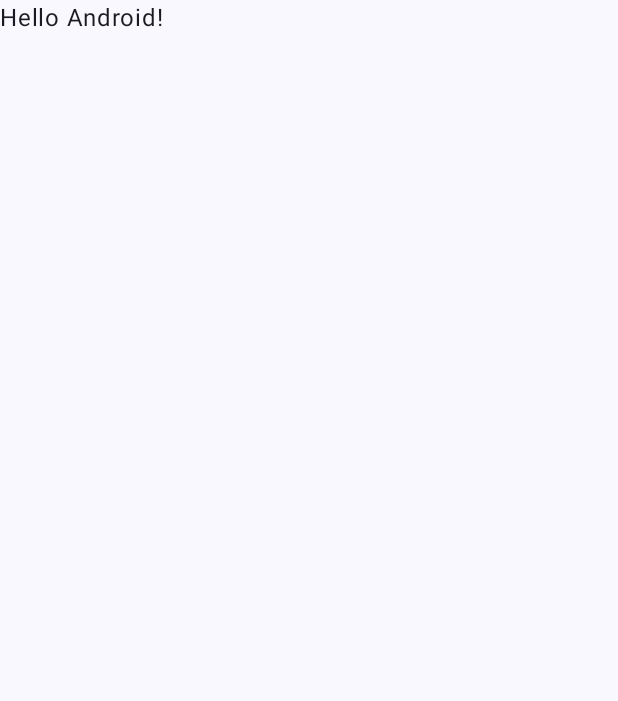
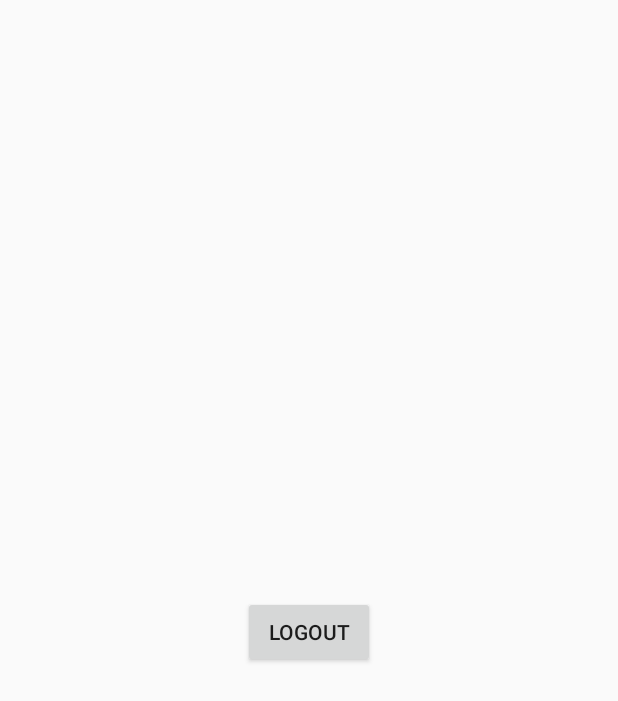
Before and after one commit to Mila-Slavkovska/MPIP-Project, an Android app built with Jetpack Compose: the screen it shows after launch once a user with an empty profile is signed in (MainActivity), on a phone screen of 412 x 824 dp. Before the commit the part shown is almost empty. Shown: the top 701 px of the screen. Run offline under Robolectric (Android 15) with nearby library versions, the light colour scheme and no system bars; our stand-ins replace Firebase (no records; nobody signed in at launch, a user with empty details on screens opened directly).

Commit message:
Update login/register xml and MainActivity

```diff
--- a/app/src/main/java/com/example/mpip/MainActivity.kt
+++ b/app/src/main/java/com/example/mpip/MainActivity.kt
@@ -1,47 +1,50 @@
 package com.example.mpip
 
+import android.content.Intent
 import android.os.Bundle
-import androidx.activity.ComponentActivity
-import androidx.activity.compose.setContent
+import android.widget.Button
+import android.widget.TextView
 import androidx.activity.enableEdgeToEdge
-import androidx.compose.foundation.layout.fillMaxSize
-import androidx.compose.foundation.layout.padding
-import androidx.compose.material3.Scaffold
-import androidx.compose.material3.Text
-import androidx.compose.runtime.Composable
-import androidx.compose.ui.Modifier
-import androidx.compose.ui.tooling.preview.Preview
-import com.example.mpip.ui.theme.MPIPTheme
+import androidx.appcompat.app.AppCompatActivity
+import androidx.core.view.ViewCompat
+import androidx.core.view.WindowInsetsCompat
+import com.google.firebase.auth.FirebaseAuth
+import com.google.firebase.auth.FirebaseUser
 
-class MainActivity : ComponentActivity() {
+class MainActivity : AppCompatActivity() {
+    private lateinit var auth: FirebaseAuth;
+    private var user: FirebaseUser? = null;
+
+    private fun goToLogin() {
+        val intent = Intent(applicationContext, LoginActivity::class.java);
+        startActivity(intent);
+        finish();
+    }
+
     override fun onCreate(savedInstanceState: Bundle?) {
         super.onCreate(savedInstanceState)
         enableEdgeToEdge()
-        setContent {
-            MPIPTheme {
-                Scaffold(modifier = Modifier.fillMaxSize()) { innerPadding ->
-                    Greeting(
-                        name = "Android",
-                        modifier = Modifier.padding(innerPadding)
-                    )
-                }
-            }
+        setContentView(R.layout.activity_main)
+        ViewCompat.setOnApplyWindowInsetsListener(findViewById(R.id.main)) { v, insets ->
+            val systemBars = insets.getInsets(WindowInsetsCompat.Type.systemBars())
+            v.setPadding(systemBars.left, systemBars.top, systemBars.right, systemBars.bottom)
+            insets
+        }
+
+        auth = FirebaseAuth.getInstance();
+        user = auth.currentUser;
+        val button: Button = findViewById(R.id.logout);
+        val textView: TextView = findViewById(R.id.user_details);
+
+        if(user == null){
+            goToLogin();
+        } else {
+            textView.text = user!!.email;
+        }
+
+        button.setOnClickListener {
+            FirebaseAuth.getInstance().signOut();
+            goToLogin();
         }
     }
 }
-
-@Composable
-fun Greeting(name: String, modifier: Modifier = Modifier) {
-    Text(
-        text = "Hello $name!",
-        modifier = modifier
-    )
-}
-
-@Preview(showBackground = true)
-@Composable
-fun GreetingPreview() {
-    MPIPTheme {
-        Greeting("Android")
-    }
-}
--- /dev/null
+++ b/app/src/main/res/layout/activity_main.xml
@@ -0,0 +1,24 @@
+<?xml version="1.0" encoding="utf-8"?>
+<LinearLayout xmlns:android="http://schemas.android.com/apk/res/android"
+    xmlns:app="http://schemas.android.com/apk/res-auto"
+    xmlns:tools="http://schemas.android.com/tools"
+    android:id="@+id/main"
+    android:orientation="vertical"
+    android:gravity="center"
+    android:layout_width="match_parent"
+    android:layout_height="match_parent"
+    tools:context=".MainActivity">
+
+    <TextView
+        android:id="@+id/user_details"
+        android:text="Hello World!"
+        android:layout_width="wrap_content"
+        android:layout_height="wrap_content"/>
+
+    <Button
+        android:id="@+id/logout"
+        android:text="@string/logout"
+        android:layout_width="wrap_content"
+        android:layout_height="wrap_content"/>
+
+</LinearLayout>
--- a/app/src/main/res/values/colors.xml
+++ b/app/src/main/res/values/colors.xml
@@ -1,10 +1,13 @@
 <?xml version="1.0" encoding="utf-8"?>
 <resources>
     <color name="purple_200">#FFBB86FC</color>
+    <color name="purple_300">#8839FD</color>
     <color name="purple_500">#FF6200EE</color>
     <color name="purple_700">#FF3700B3</color>
     <color name="teal_200">#FF03DAC5</color>
     <color name="teal_700">#FF018786</color>
     <color name="black">#FF000000</color>
     <color name="white">#FFFFFFFF</color>
+    <color name="lavender">#8692f7</color>
+    <color name="accessible_lavender">#8854D0</color>
 </resources>
--- a/app/src/main/res/values/strings.xml
+++ b/app/src/main/res/values/strings.xml
@@ -5,6 +5,7 @@
     <string name="email">Email</string>
     <string name="password">Password</string>
     <string name="register">Register</string>
-    <string name="click_to_login">Click to login</string>
+    <string name="click_to_login">Already a user? Login.</string>
     <string name="click_to_register">Click to register</string>
+    <string name="logout">Logout</string>
 </resources>
--- a/app/src/main/res/values/themes.xml
+++ b/app/src/main/res/values/themes.xml
@@ -1,5 +1,9 @@
 <?xml version="1.0" encoding="utf-8"?>
 <resources>
 
-    <style name="Theme.MPIP" parent="Theme.AppCompat.Light.NoActionBar" />
+    <style name="Theme.MPIP" parent="Theme.AppCompat.Light.NoActionBar">
+        <item name="colorPrimary">@color/purple_500</item>
+        <item name="colorPrimaryVariant">@color/lavender</item>
+        <item name="android:statusBarColor">?attr/colorPrimaryVariant</item>
+    </style>
 </resources>
```
Also changed, not shown: app/src/main/AndroidManifest.xml (+8 -10 lines), app/src/main/res/drawable/baseline_self_improvement_24.xml (added, +7 -0 lines), app/src/main/res/layout/activity_login.xml (+31 -4 lines), app/src/main/res/layout/activity_register.xml (+31 -4 lines).
